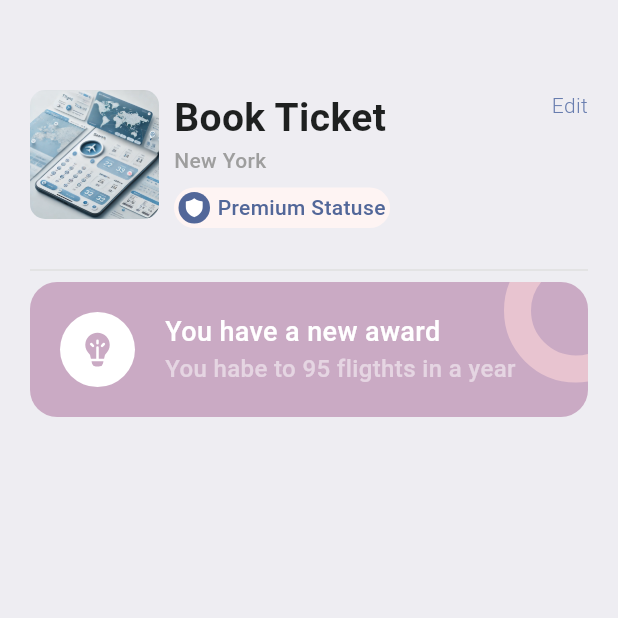
After one commit to AlonaLaskar/ticket-app, a Flutter app: the ProfileScreen screen opened by its route, on a phone screen of 412 x 824 dp, the top half of it. The commit adds this screen. Run offline on Flutter 3.47's test engine with Material 3 defaults, Android fonts, the phone set to English and light mode, and no system bars; our stand-ins replace barcode_widget, fluentui_icons.

Commit message:
Cheange text to HeadlingText

```diff
--- a/lib/main.dart
+++ b/lib/main.dart
@@ -1,5 +1,6 @@
 import 'package:flutter/material.dart';
 import 'package:ticket_app/screens/home/hotel_detail.dart';
+import 'package:ticket_app/screens/profile/profile.dart';
 import 'core/res/bottom_nav_bar.dart';
 import 'core/utils/app_routes.dart';
 import 'screens/home/widgets/all_hotels.dart';
@@ -23,6 +24,7 @@ class MyApp extends StatelessWidget {
         AppRoutes.allHotels: (context) => const AllHotels(),
         AppRoutes.ticketScreen: (context) => const TicketScreen(),
         AppRoutes.hotelDetail: (context) => const HotelDetail(),
+        AppRoutes.profileScreen: (context) => const ProfileScreen(),
       },
     );
   }
--- a/lib/screens/home/widgets/all_tickets.dart
+++ b/lib/screens/home/widgets/all_tickets.dart
@@ -22,8 +22,6 @@ class AllTickets extends StatelessWidget {
                           var index = ticketList.indexOf(singleTicket);
                           Navigator.pushNamed(context, AppRoutes.ticketScreen,
                               arguments: {'index': index});
-
-                          // Navigator.pushNamed(context, AppRoutes.ticketScreen);
                         },
                         child: Container(
                             margin: const EdgeInsets.only(bottom: 20),
--- /dev/null
+++ b/lib/screens/profile/profile.dart
@@ -0,0 +1,91 @@
+import 'package:fluentui_icons/fluentui_icons.dart';
+import 'package:flutter/material.dart';
+import 'package:ticket_app/core/res/styles/app_styles.dart';
+import '../../core/widgets/text_in_profile.dart';
+import 'widgets/Page_header.dart';
+
+class ProfileScreen extends StatelessWidget {
+  const ProfileScreen({super.key});
+
+  @override
+  Widget build(BuildContext context) {
+    return Scaffold(
+      backgroundColor: AppStyles.bgColor,
+      body: ListView(
+        padding: const EdgeInsets.symmetric(horizontal: 20, vertical: 20),
+        children: [
+          const Padding(padding: EdgeInsets.only(top: 40)),
+          const PageHeader(),
+          const SizedBox(height: 20),
+          //devider
+          Divider(
+            color: Colors.grey.shade300,
+          ),
+          Stack(
+            children: [
+              Container(
+                height: 90,
+                width: double.infinity,
+                decoration: BoxDecoration(
+                  color: AppStyles.ticketPink,
+                  borderRadius: BorderRadius.circular(18),
+                ),
+              ),
+              Row(
+                // mainAxisAlignment: MainAxisAlignment.center,
+                children: [
+                  Container(
+                    padding: const EdgeInsets.symmetric(
+                        horizontal: 20, vertical: 20),
+                    child: CircleAvatar(
+                      maxRadius: 25,
+                      backgroundColor: Colors.white,
+                      child: Icon(
+                        FluentSystemIcons.ic_fluent_lightbulb_filament_filled,
+                        size: 27,
+                        color: AppStyles.ticketPink,
+                      ),
+                    ),
+                  ),
+                  Column(
+                    crossAxisAlignment: CrossAxisAlignment.start,
+                    children: [
+                      const Text(
+                        "You have a new award",
+                        style: TextStyle(
+                            color: Colors.white,
+                            fontSize: 18,
+                            fontWeight: FontWeight.w500),
+                      ),
+                      Text(
+                        "You habe to 95 fligthts in a year",
+                        style: TextStyle(
+                            color: Colors.white.withOpacity(0.5),
+                            fontSize: 16,
+                            fontWeight: FontWeight.w500),
+                      ),
+                    ],
+                  ),
+                ],
+              ),
+              Positioned(
+                top: -29,
+                right: -40,
+                child: Container(
+                  padding: const EdgeInsets.all(30),
+                  decoration: BoxDecoration(
+                    // color: Colors.white,
+                    shape: BoxShape.circle,
+                    border: Border.all(
+                        width: 18,
+                        color: const Color.fromARGB(255, 232, 196, 208)),
+                  ),
+                ),
+              ),
+            ],
+          )
+        ],
+      ),
+    );
+  }
+}
--- /dev/null
+++ b/lib/screens/profile/widgets/Page_header.dart
@@ -0,0 +1,85 @@
+import 'package:flutter/material.dart';
+import 'package:fluentui_icons/fluentui_icons.dart';
+
+import '../../../core/res/styles/app_styles.dart';
+import '../../../core/res/styles/media.dart';
+import '../../../core/widgets/heading_text.dart';
+
+class PageHeader extends StatelessWidget {
+  const PageHeader({super.key});
+
+  @override
+  Widget build(BuildContext context) {
+    return  Row(
+            crossAxisAlignment: CrossAxisAlignment.start,
+            children: [
+              //shows the logo
+              Container(
+                width: 86,
+                height: 86,
+                decoration: BoxDecoration(
+                  borderRadius: BorderRadius.circular(10),
+                  image: const DecorationImage(
+                    image: AssetImage(AppMedia.logo),
+                    fit: BoxFit.cover,
+                  ),
+                ),
+              ),
+              //sows the coulmn text
+              const SizedBox(width: 10),
+              Column(
+                crossAxisAlignment: CrossAxisAlignment.start,
+                children: [
+                  const HeadlingText(
+                    text: "Book Ticket",
+                    isColor: false,
+                  ),
+                  Text(
+                    "New York",
+                    style: TextStyle(
+                        fontSize: 14,
+                        fontWeight: FontWeight.w500,
+                        color: Colors.grey.shade500),
+                  ),
+                  const SizedBox(height: 8),
+                  Container(
+                    padding:
+                        const EdgeInsets.symmetric(horizontal: 3, vertical: 3),
+                    decoration: BoxDecoration(
+                      color: AppStyles.profileLocationColor,
+                      borderRadius: BorderRadius.circular(100),
+                    ),
+                    child: Row(children: [
+                      Container(
+                        padding: const EdgeInsets.all(3),
+                        decoration: BoxDecoration(
+                            shape: BoxShape.circle,
+                            color: AppStyles.profileTextColor),
+                        child: const Icon(
+                          FluentSystemIcons.ic_fluent_shield_filled,
+                          size: 15,
+                          color: Colors.white,
+                        ),
+                      ),
+                      const SizedBox(width: 5),
+                      Text(
+                        "Premium Statuse",
+                        style: TextStyle(
+                          color: AppStyles.profileTextColor,
+                          fontWeight: FontWeight.w500,
+                        ),
+                      ),
+                    ]),
+                  ),
+                ],
+              ),
+              Expanded(child: Container()),
+              Text(
+                "Edit",
+                style: TextStyle(
+                    color: AppStyles.primaryColor, fontWeight: FontWeight.w300),
+              ),
+            ],
+          );
+  }
+}
```
Also changed, not shown: lib/screens/home/home_screen.dart (+19 -7 lines), lib/screens/home/hotel_detail.dart (+59 -20 lines), lib/screens/ticket/ticket_screen.dart (+4 -4 lines).
